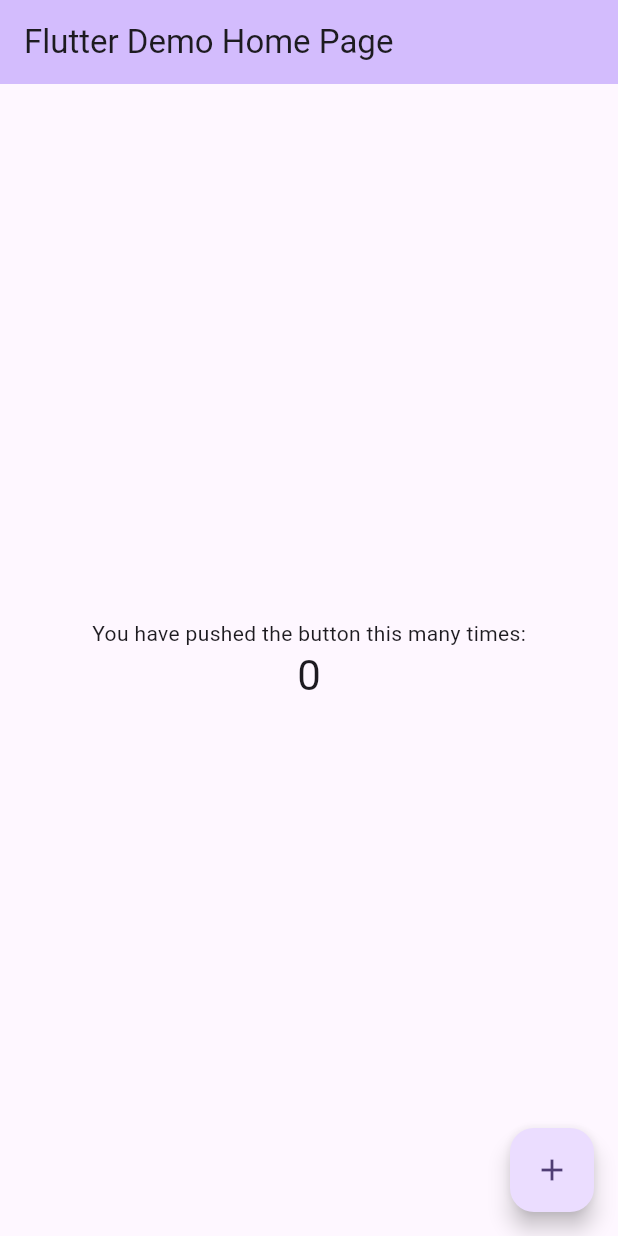
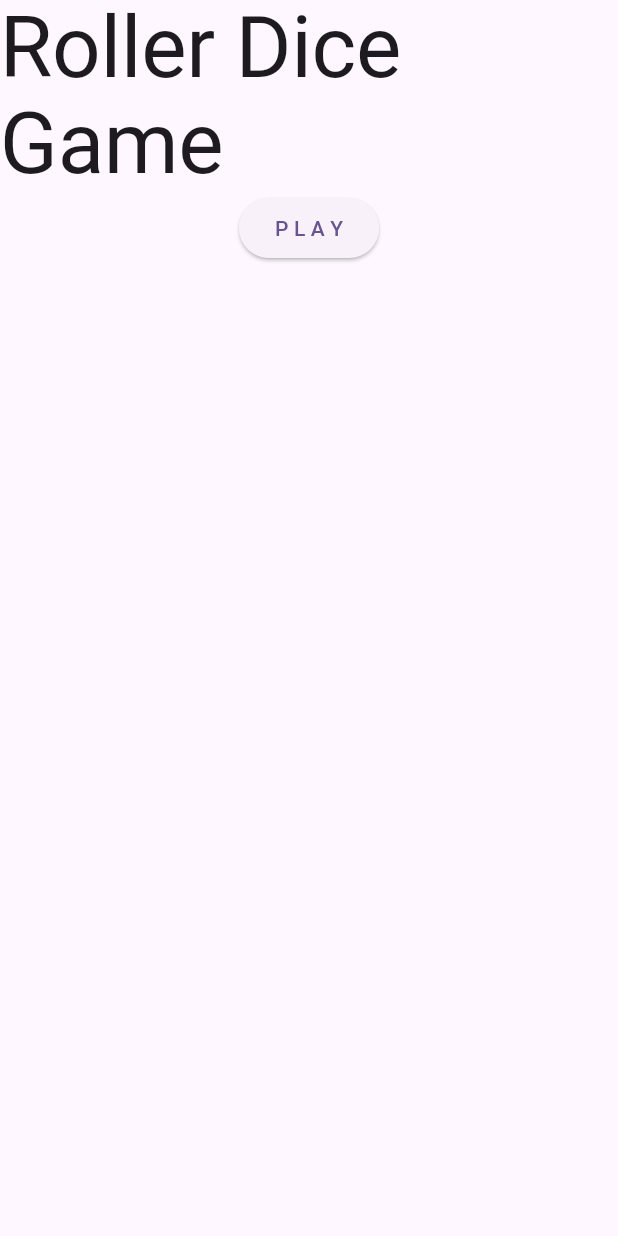
Before and after one commit to axl0d/roller_dice, a Flutter app: the screen it shows after launch, on a phone screen of 412 x 824 dp. Run offline on Flutter 3.47's test engine with Material 3 defaults, Android fonts, the phone set to English and light mode, and no system bars; our stand-ins replace google_fonts.

Commit message:
add home page widget

```diff
--- /dev/null
+++ b/lib/home_page.dart
@@ -0,0 +1,28 @@
+import 'package:flutter/material.dart';
+import 'package:google_fonts/google_fonts.dart';
+
+class HomePage extends StatelessWidget {
+  const HomePage({super.key});
+
+  @override
+  Widget build(BuildContext context) {
+    return Scaffold(
+      body: Center(
+        child: Column(
+          crossAxisAlignment: CrossAxisAlignment.center,
+          children: <Widget>[
+            Text(
+              'Roller Dice Game',
+              style: GoogleFonts.bungeeSpice(
+                  textStyle: Theme.of(context).textTheme.displayLarge),
+            ),
+            ElevatedButton(
+              onPressed: () {},
+              child: Text('P L A Y'),
+            ),
+          ],
+        ),
+      ),
+    );
+  }
+}
--- a/lib/main.dart
+++ b/lib/main.dart
@@ -1,4 +1,6 @@
 import 'package:flutter/material.dart';
+
+import 'home_page.dart';
 
 void main() {
   runApp(const MyApp());
@@ -15,55 +17,7 @@ class MyApp extends StatelessWidget {
         colorScheme: ColorScheme.fromSeed(seedColor: Colors.deepPurple),
         useMaterial3: true,
       ),
-      home: const MyHomePage(title: 'Flutter Demo Home Page'),
+      home: const HomePage(),
     );
   }
 }
-
-class MyHomePage extends StatefulWidget {
-  const MyHomePage({super.key, required this.title});
-
-  final String title;
-
-  @override
-  State<MyHomePage> createState() => _MyHomePageState();
-}
-
-class _MyHomePageState extends State<MyHomePage> {
-  int _counter = 0;
-
-  void _incrementCounter() {
-    setState(() {
-      _counter++;
-    });
-  }
-
-  @override
-  Widget build(BuildContext context) {
-    return Scaffold(
-      appBar: AppBar(
-        backgroundColor: Theme.of(context).colorScheme.inversePrimary,
-        title: Text(widget.title),
-      ),
-      body: Center(
-        child: Column(
-          mainAxisAlignment: MainAxisAlignment.center,
-          children: <Widget>[
-            const Text(
-              'You have pushed the button this many times:',
-            ),
-            Text(
-              '$_counter',
-              style: Theme.of(context).textTheme.headlineMedium,
-            ),
-          ],
-        ),
-      ),
-      floatingActionButton: FloatingActionButton(
-        onPressed: _incrementCounter,
-        tooltip: 'Increment',
-        child: const Icon(Icons.add),
-      ),
-    );
-  }
-}
```
